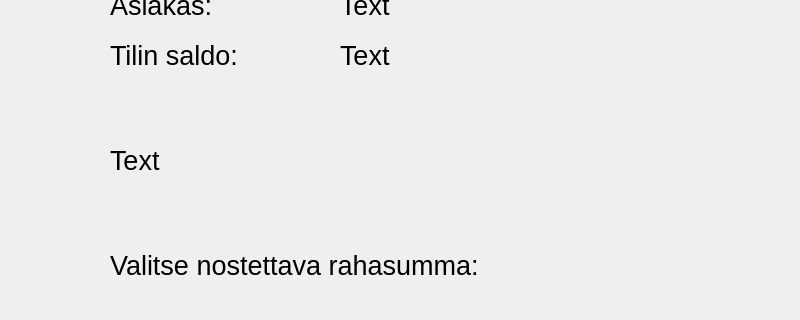
Before: the Qt Designer form frontend/drawwindow.ui in 22kmo-project/group_7, drawn with Qt 5; both pictures show x 0 to 800 and y 85 to 405 of the 800 by 600 pixel window.
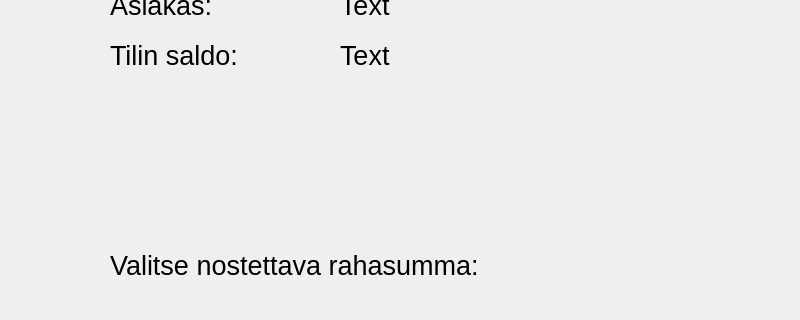
After: the same form once the commit is applied.

Diff of the .ui file:
```diff
--- a/frontend/drawwindow.ui
+++ b/frontend/drawwindow.ui
@@ -186,11 +186,11 @@
    </property>
    <property name="font">
     <font>
-     <pointsize>20</pointsize>
+     <pointsize>15</pointsize>
     </font>
    </property>
    <property name="text">
-    <string>Text</string>
+    <string/>
    </property>
   </widget>
   <widget class="QLabel" name="label_client_name">
```
